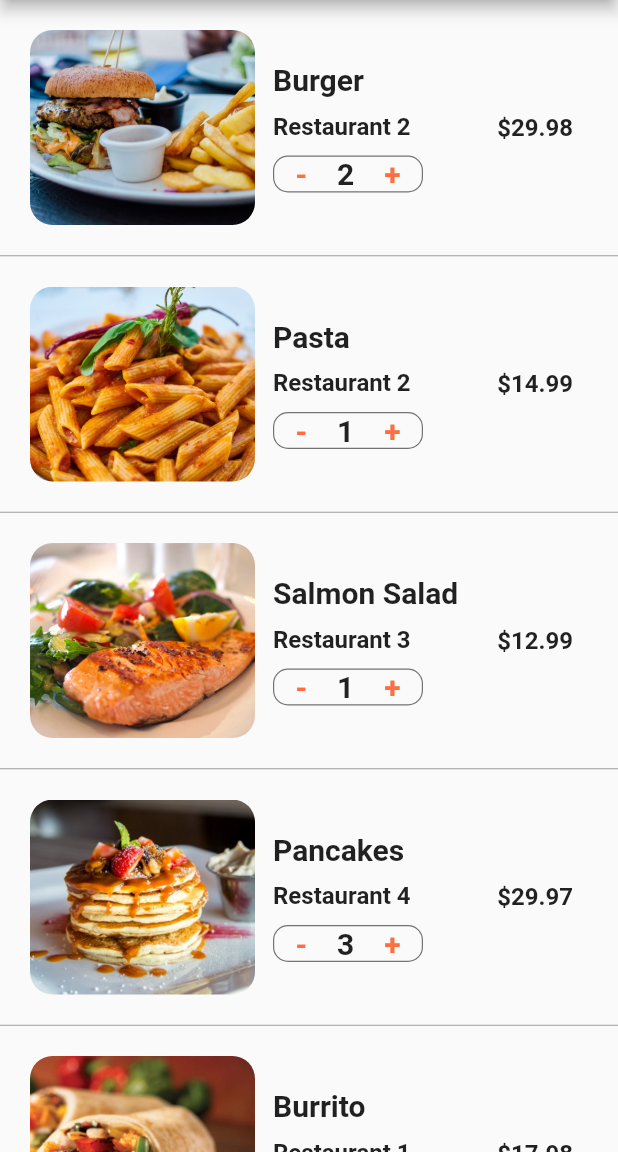
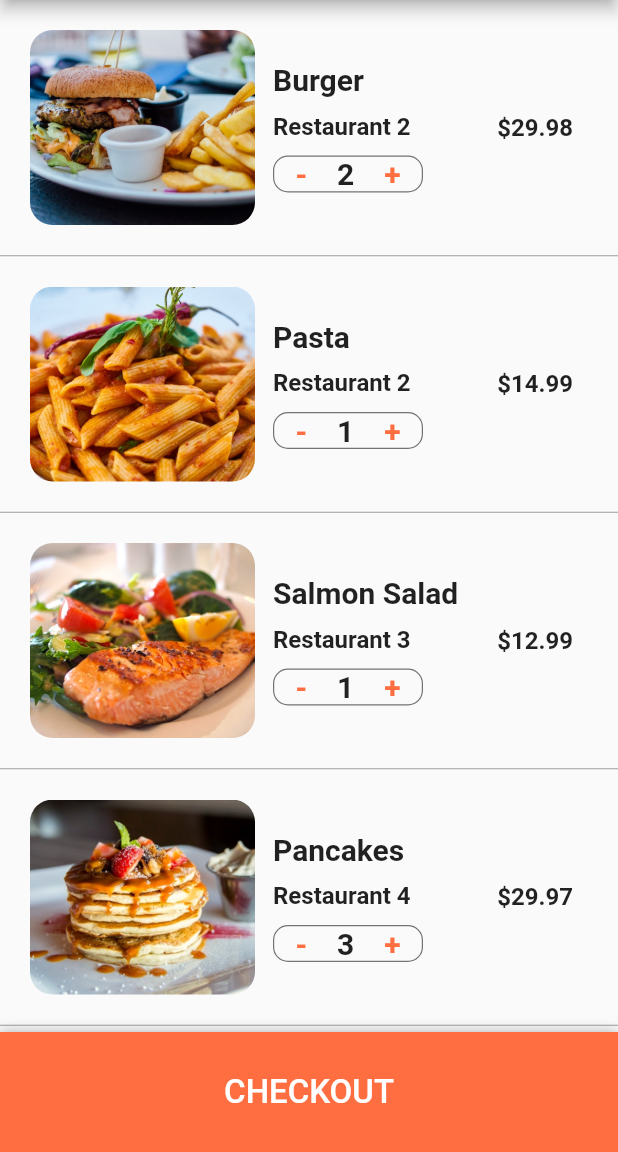
Before and after one commit to Phonekham/flutter_food_delivery, a Flutter app: the CartScreen screen opened directly, on a phone screen of 412 x 824 dp, the part 84-1236 px from its top. Run offline on Flutter 3.47's test engine with Material 2 defaults, Android fonts, the phone set to English and light mode, and no system bars.

Commit message:
bottom sheet checout

```diff
--- a/lib/screens/cart_screen.dart
+++ b/lib/screens/cart_screen.dart
@@ -104,6 +104,9 @@
 
   @override
   Widget build(BuildContext context) {
+    double totalPrice = 0;
+    currentUser.cart.forEach(
+        (Order order) => totalPrice += order.quantity * order.food.price);
     return Scaffold(
       appBar: AppBar(
         title: Text(
@@ -111,10 +114,57 @@
         ),
       ),
       body: ListView.separated(
-          itemCount: currentUser.cart.length,
+          itemCount: currentUser.cart.length + 1,
           itemBuilder: (BuildContext context, int index) {
-            Order order = currentUser.cart[index];
-            return _buildCartItem(order);
+            if (index < currentUser.cart.length) {
+              Order order = currentUser.cart[index];
+              return _buildCartItem(order);
+            }
+            return Padding(
+              padding: const EdgeInsets.all(20.0),
+              child: Column(
+                children: [
+                  Row(
+                    mainAxisAlignment: MainAxisAlignment.spaceBetween,
+                    children: [
+                      Text(
+                        'Estimated deliver time',
+                        style: TextStyle(
+                            fontSize: 20.0, fontWeight: FontWeight.w600),
+                      ),
+                      Text(
+                        '25 min',
+                        style: TextStyle(
+                            fontSize: 20.0, fontWeight: FontWeight.w600),
+                      )
+                    ],
+                  ),
+                  SizedBox(
+                    height: 10.0,
+                  ),
+                  Row(
+                    mainAxisAlignment: MainAxisAlignment.spaceBetween,
+                    children: [
+                      Text(
+                        'Total cost',
+                        style: TextStyle(
+                            fontSize: 20.0, fontWeight: FontWeight.w600),
+                      ),
+                      Text(
+                        '\$${totalPrice.toStringAsFixed(2)}',
+                        style: TextStyle(
+                            color: Colors.green[700],
+                            fontSize: 20.0,
+                            fontWeight: FontWeight.w600),
+                      )
+                    ],
+                  ),
+                  SizedBox(
+                    height: 80.0,
+                  )
+                ],
+              ),
+            );
           },
           separatorBuilder: (BuildContext context, int index) {
             return Divider(
@@ -122,6 +172,23 @@
               color: Colors.grey,
             );
           }),
+      bottomSheet: Container(
+        height: 80.0,
+        width: MediaQuery.of(context).size.width,
+        decoration:
+            BoxDecoration(color: Theme.of(context).primaryColor, boxShadow: [
+          BoxShadow(
+              color: Colors.black26, offset: Offset(0, -1), blurRadius: 6.0),
+        ]),
+        child: Center(
+          child: FlatButton(
+              onPressed: () {},
+              child: Text(
+                'CHECKOUT',
+                style: TextStyle(color: Colors.white, fontSize: 22.0),
+              )),
+        ),
+      ),
     );
   }
 }
```
